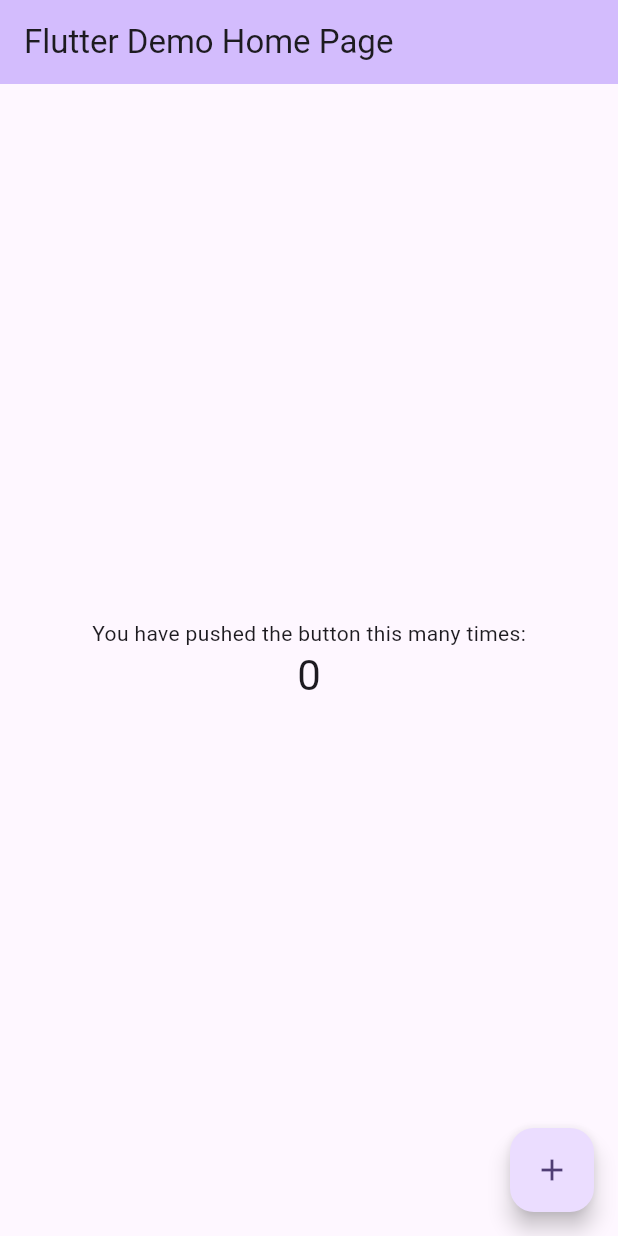
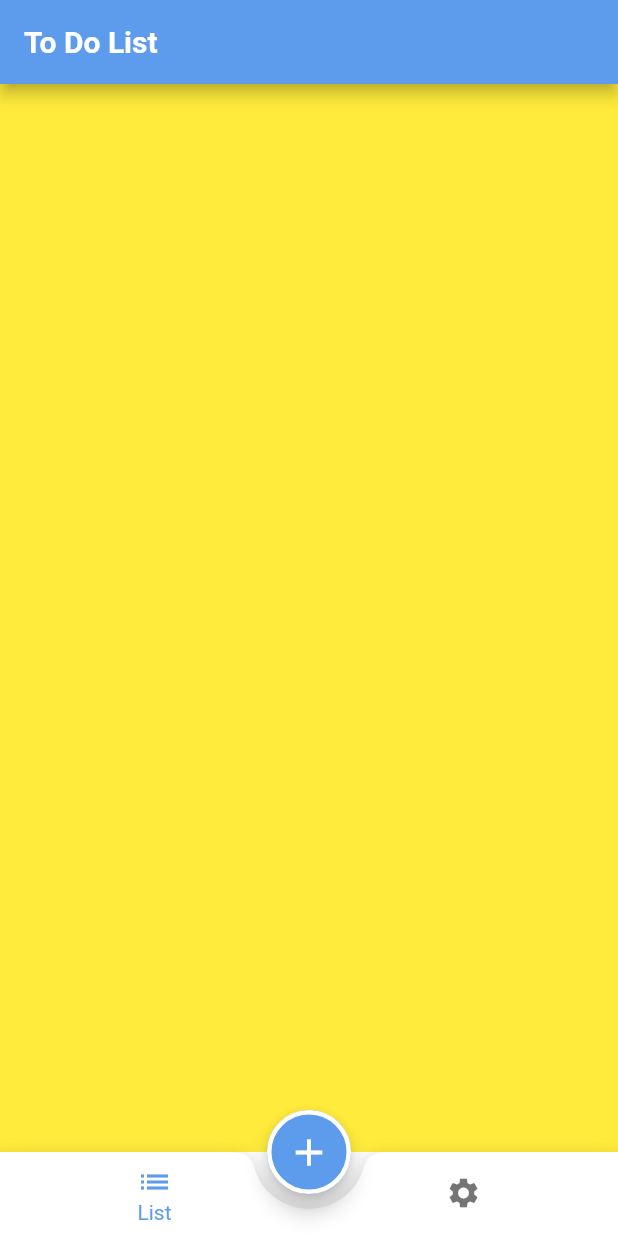
Before and after one commit to Ahmeedkhaled/Todo_App, a Flutter app: the screen it shows after launch, on a phone screen of 412 x 824 dp. Run offline on Flutter 3.47's test engine with Material 2 defaults, Android fonts, the phone set to English and light mode, and no system bars; generated files the repository leaves out were written again.

Commit message:
added themeLight and language and ThemeDark added empty listTab and settingsTab and satet managmement

```diff
--- /dev/null
+++ b/l10n.yaml
@@ -0,0 +1,3 @@
+arb-dir: lib/l10n
+template-arb-file: app_en.arb
+output-localization-file: app_localizations.dart
--- /dev/null
+++ b/lib/home/List/list_tab.dart
@@ -0,0 +1,11 @@
+import 'package:flutter/material.dart';
+
+class ListTab extends StatelessWidget {
+
+  @override
+  Widget build(BuildContext context) {
+    return Container(
+      color: Colors.yellow,
+    );
+  }
+}
--- /dev/null
+++ b/lib/home/home_page.dart
@@ -0,0 +1,68 @@
+
+import 'package:flutter/material.dart';
+import 'package:provider/provider.dart';
+import 'package:todo_app/home/List/list_tab.dart';
+import 'package:todo_app/home/settings/settings_tab.dart';
+import 'package:todo_app/my_theme.dart';
+import 'package:todo_app/provider/app_config_provider.dart';
+import 'package:flutter_gen/gen_l10n/app_localizations.dart';
+
+class HomePage extends StatefulWidget {
+  static const String routeName = "Home";
+
+  @override
+  State<HomePage> createState() => _HomePageState();
+}
+
+class _HomePageState extends State<HomePage> {
+  int selectedIndex = 0;
+
+  @override
+  Widget build(BuildContext context) {
+    var provider = Provider.of<AppConfigProvider>(context);
+
+    return Scaffold(
+
+
+      appBar: AppBar(
+        title: Text(
+          "To Do List",
+          style: Theme.of(context).textTheme.titleLarge,
+        ),
+      ),
+      bottomNavigationBar:
+      BottomAppBar(
+        shape:CircularNotchedRectangle() ,
+        notchMargin: 10,
+        child: BottomNavigationBar(
+          backgroundColor: Colors.transparent,
+          elevation: 0,
+
+          currentIndex: selectedIndex,
+          onTap: (index) {
+            selectedIndex = index;
+            setState(() {});
+          },
+          items: [
+            BottomNavigationBarItem(
+              icon: Icon(Icons.list),
+              label: AppLocalizations.of(context)!.list,
+            ),
+            BottomNavigationBarItem(
+              icon: Icon(Icons.settings),
+              label: AppLocalizations.of(context)!.settings,
+            ),
+          ],
+        ),
+      ),
+      floatingActionButton: FloatingActionButton(
+          onPressed: () {},
+          child: Icon(Icons.add),
+         ),
+      floatingActionButtonLocation: FloatingActionButtonLocation.centerDocked,
+      body: tabs[selectedIndex],
+    );
+  }
+
+  List<Widget>tabs=[ListTab(),SettingsTab()];
+}
--- /dev/null
+++ b/lib/l10n/app_ar.arb
@@ -0,0 +1,4 @@
+{
+  "settings": "الاعدادات",
+  "list": "القائمه"
+}
--- /dev/null
+++ b/lib/l10n/app_en.arb
@@ -0,0 +1,4 @@
+{
+"settings": "Settings",
+  "list": "List"
+}
--- a/lib/main.dart
+++ b/lib/main.dart
@@ -1,125 +1,33 @@
 import 'package:flutter/material.dart';
+import 'package:flutter_gen/gen_l10n/app_localizations.dart';
+import 'package:todo_app/provider/app_config_provider.dart';
+import 'home/home_page.dart';
+import 'my_theme.dart';
+import 'package:provider/provider.dart';
 
-void main() {
-  runApp(const MyApp());
+void main(){
+  runApp(ChangeNotifierProvider(
+    create: (context) =>AppConfigProvider(),
+      child: MyApp()));
 }
-
-class MyApp extends StatelessWidget {
-  const MyApp({super.key});
-
-  // This widget is the root of your application.
+class MyApp extends StatelessWidget{
   @override
   Widget build(BuildContext context) {
+    var provider=Provider.of<AppConfigProvider>(context);
     return MaterialApp(
-      title: 'Flutter Demo',
-      theme: ThemeData(
-        // This is the theme of your application.
-        //
-        // TRY THIS: Try running your application with "flutter run". You'll see
-        // the application has a blue toolbar. Then, without quitting the app,
-        // try changing the seedColor in the colorScheme below to Colors.green
-        // and then invoke "hot reload" (save your changes or press the "hot
-        // reload" button in a Flutter-supported IDE, or press "r" if you used
-        // the command line to start the app).
-        //
-        // Notice that the counter didn't reset back to zero; the application
-        // state is not lost during the reload. To reset the state, use hot
-        // restart instead.
-        //
-        // This works for code too, not just values: Most code changes can be
-        // tested with just a hot reload.
-        colorScheme: ColorScheme.fromSeed(seedColor: Colors.deepPurple),
-        useMaterial3: true,
-      ),
-      home: const MyHomePage(title: 'Flutter Demo Home Page'),
+      debugShowCheckedModeBanner: false,
+      initialRoute:HomePage.routeName ,
+      routes:{
+        HomePage.routeName:(context)=>HomePage(),
+      } ,
+      localizationsDelegates: AppLocalizations.localizationsDelegates,
+      supportedLocales: AppLocalizations.supportedLocales,
+      locale:Locale(provider.appLanguage) ,
+      theme: MyTheme.lightMode,
+      darkTheme: MyTheme.darkMode,
+      themeMode:provider.appTheme ,
+      // darkTheme: MyTheme.darkMode,
     );
   }
+
 }
-
-class MyHomePage extends StatefulWidget {
-  const MyHomePage({super.key, required this.title});
-
-  // This widget is the home page of your application. It is stateful, meaning
-  // that it has a State object (defined below) that contains fields that affect
-  // how it looks.
-
-  // This class is the configuration for the state. It holds the values (in this
-  // case the title) provided by the parent (in this case the App widget) and
-  // used by the build method of the State. Fields in a Widget subclass are
-  // always marked "final".
-
-  final String title;
-
-  @override
-  State<MyHomePage> createState() => _MyHomePageState();
-}
-
-class _MyHomePageState extends State<MyHomePage> {
-  int _counter = 0;
-
-  void _incrementCounter() {
-    setState(() {
-      // This call to setState tells the Flutter framework that something has
-      // changed in this State, which causes it to rerun the build method below
-      // so that the display can reflect the updated values. If we changed
-      // _counter without calling setState(), then the build method would not be
-      // called again, and so nothing would appear to happen.
-      _counter++;
-    });
-  }
-
-  @override
-  Widget build(BuildContext context) {
-    // This method is rerun every time setState is called, for instance as done
-    // by the _incrementCounter method above.
-    //
-    // The Flutter framework has been optimized to make rerunning build methods
-    // fast, so that you can just rebuild anything that needs updating rather
-    // than having to individually change instances of widgets.
-    return Scaffold(
-      appBar: AppBar(
-        // TRY THIS: Try changing the color here to a specific color (to
-        // Colors.amber, perhaps?) and trigger a hot reload to see the AppBar
-        // change color while the other colors stay the same.
-        backgroundColor: Theme.of(context).colorScheme.inversePrimary,
-        // Here we take the value from the MyHomePage object that was created by
-        // the App.build method, and use it to set our appbar title.
-        title: Text(widget.title),
-      ),
-      body: Center(
-        // Center is a layout widget. It takes a single child and positions it
-        // in the middle of the parent.
-        child: Column(
-          // Column is also a layout widget. It takes a list of children and
-          // arranges them vertically. By default, it sizes itself to fit its
-          // children horizontally, and tries to be as tall as its parent.
-          //
-          // Column has various properties to control how it sizes itself and
-          // how it positions its children. Here we use mainAxisAlignment to
-          // center the children vertically; the main axis here is the vertical
-          // axis because Columns are vertical (the cross axis would be
-          // horizontal).
-          //
-          // TRY THIS: Invoke "debug painting" (choose the "Toggle Debug Paint"
-          // action in the IDE, or press "p" in the console), to see the
-          // wireframe for each widget.
-          mainAxisAlignment: MainAxisAlignment.center,
-          children: <Widget>[
-            const Text(
-              'You have pushed the button this many times:',
-            ),
-            Text(
-              '$_counter',
-              style: Theme.of(context).textTheme.headlineMedium,
-            ),
-          ],
-        ),
-      ),
-      floatingActionButton: FloatingActionButton(
-        onPressed: _incrementCounter,
-        tooltip: 'Increment',
-        child: const Icon(Icons.add),
-      ), // This trailing comma makes auto-formatting nicer for build methods.
-    );
-  }
-}
--- /dev/null
+++ b/lib/my_theme.dart
@@ -0,0 +1,73 @@
+import 'package:flutter/material.dart';
+
+class MyTheme{
+  static Color primaryColor=Color(0xff5D9CEC);
+  static Color whiteColor=Color(0xffFFFFFF);
+  static Color greenColor=Color(0xff61E757);
+  static Color redColor=Color(0xffEC4B4B);
+  static Color blackColor=Color(0xff303030);
+  static Color blackColorDark=Color(0xff141922);
+  static ThemeData lightMode=ThemeData(
+    scaffoldBackgroundColor: whiteColor,
+    primaryColor:primaryColor,
+      appBarTheme: AppBarTheme(
+          backgroundColor: primaryColor
+      ),
+      textTheme: TextTheme(
+        titleLarge: TextStyle(
+          fontSize: 20,
+          color: whiteColor,
+          fontWeight: FontWeight.w700,
+        ),
+        titleMedium: TextStyle(
+          fontSize: 15,
+          fontWeight: FontWeight.w700,
+          color: blackColor,
+        ),
+        titleSmall: TextStyle(
+          fontSize: 18,
+          fontWeight: FontWeight.w700,
+          color: primaryColor,
+        ),
+      ),
+    bottomNavigationBarTheme: BottomNavigationBarThemeData(
+      selectedItemColor: primaryColor,
+      showUnselectedLabels: false,
+    ),
+    floatingActionButtonTheme: FloatingActionButtonThemeData(
+      backgroundColor: primaryColor,
+      iconSize: 30,
+        shape: RoundedRectangleBorder(
+            side: BorderSide(width: 3, color: whiteColor
+            ),
+            borderRadius: BorderRadius.circular(100))
+    ),
+
+
+  );
+  static ThemeData darkMode=ThemeData(
+    scaffoldBackgroundColor: blackColorDark,
+    appBarTheme: AppBarTheme(
+        backgroundColor: primaryColor
+    ),
+    primaryColor:primaryColor,
+    bottomNavigationBarTheme: BottomNavigationBarThemeData(
+      selectedItemColor: primaryColor,
+      showUnselectedLabels: false,
+      unselectedItemColor: whiteColor,
+      backgroundColor: blackColorDark,
+    ),
+    floatingActionButtonTheme: FloatingActionButtonThemeData(
+      backgroundColor: primaryColor,
+      iconSize: 30,
+        shape: RoundedRectangleBorder(
+            side: BorderSide(width: 3, color: blackColorDark,
+
+            ),
+            borderRadius: BorderRadius.circular(100))
+    ),
+
+  );
+
+
+}
```
Also changed, not shown: flutter_native_splash.yaml (added, +138 -0 lines), lib/home/settings/settings_tab.dart (added, +11 -0 lines), lib/provider/app_config_provider.dart (added, +25 -0 lines), pubspec.yaml (+6 -1 lines), pubspec.lock, 12 other files.
